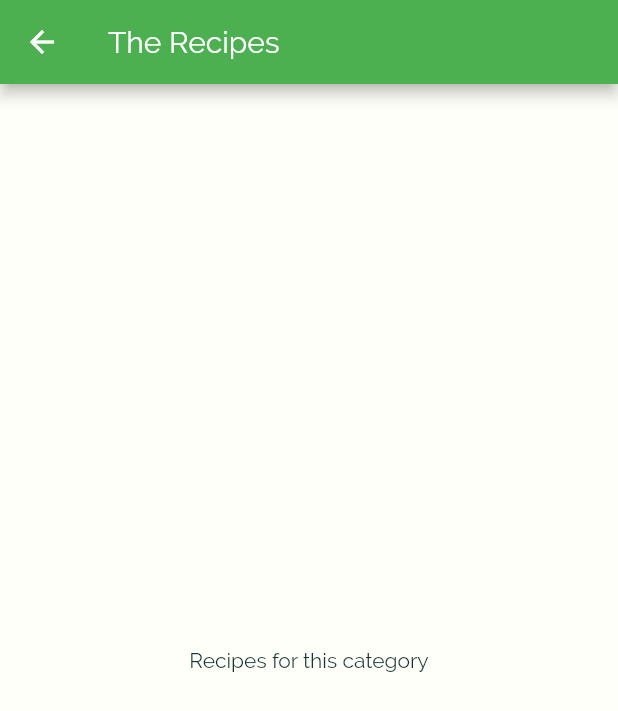
After one commit to hiwenny/emueats, a Flutter app: the screen it shows after launch, after a tap on "Italienne", on a phone screen of 412 x 824 dp. The commit adds this screen. Shown: the top 711 px of the screen. Run offline on Flutter 3.47's test engine with Material 2 defaults, Android fonts, the phone set to English and light mode, and no system bars.

Commit message:
Sample simple navigation

```diff
--- a/lib/category_item.dart
+++ b/lib/category_item.dart
@@ -1,17 +1,31 @@
 import 'package:flutter/material.dart';
 
+import './category_meals_screen.dart';
 class CategoryItem extends StatelessWidget {
   final String title;
   final Color color;
 
+  // Sample simple navigation (push-pop)
+  void selectCategory(BuildContext context) {
+    Navigator.of(context).push(MaterialPageRoute(builder: (_) {
+      return CategoryMealsScreen();
+    }));
+  }
   CategoryItem(this.title, this.color);
 
   @override
   Widget build(BuildContext context) {
-    return Container(
+    return InkWell(
+      onTap: () => selectCategory(context),
+      splashColor: Theme.of(context).primaryColor,
+      borderRadius: BorderRadius.circular(15),
+      child: Container(
         padding: const EdgeInsets.all(
             15), // optimised so EdgeInsets doesn't get rerendered
-      child: Text(title, style: Theme.of(context).textTheme.headline6  ,),
+        child: Text(
+          title,
+          style: Theme.of(context).textTheme.headline6,
+        ),
         decoration: BoxDecoration(
             gradient: LinearGradient(
               colors: [color.withOpacity(0.7), color],
@@ -19,6 +33,7 @@ class CategoryItem extends StatelessWidget {
               end: Alignment.bottomRight,
             ),
             borderRadius: BorderRadius.circular(15)),
+      ),
     );
   }
 }
--- /dev/null
+++ b/lib/category_meals_screen.dart
@@ -0,0 +1,20 @@
+import 'package:flutter/material.dart';
+
+class CategoryMealsScreen extends StatelessWidget {
+
+  @override
+  Widget build(BuildContext context) {
+    return Scaffold(
+      appBar: AppBar(
+        title: Text(
+          'The Recipes',
+        ),
+      ),
+      body: Center(
+        child: Text(
+          'Recipes for this category',
+        ),
+      ),
+    );
+  }
+}
```
Lines whose indentation alone changed are shown as unchanged.
